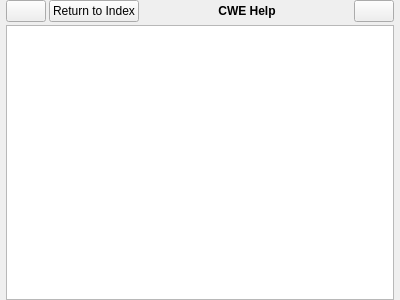
Old version of the form cwe_guiWidgets/cwe_help.ui in the repository NHERI-SimCenter/CWE-Simulation-Tool.
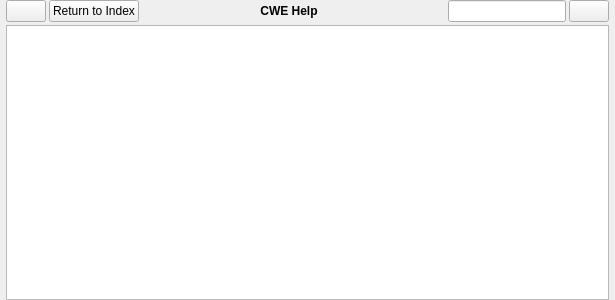
New version of the form. Icons and pictures are not drawn.

Commit message: adding search icon and search text input

Diff of the .ui file:
```diff
--- a/cwe_guiWidgets/cwe_help.ui
+++ b/cwe_guiWidgets/cwe_help.ui
@@ -41,7 +41,7 @@
    <rect>
     <x>0</x>
     <y>0</y>
-    <width>400</width>
+    <width>615</width>
     <height>300</height>
    </rect>
   </property>
@@ -154,6 +154,26 @@
        </property>
       </spacer>
      </item>
+     <item>
+      <widget class="QLabel" name="label">
+       <property name="text">
+        <string/>
+       </property>
+       <property name="pixmap">
+        <pixmap resource="../cwe_resources.qrc">:/buttons/images/CWE_Search.png</pixmap>
+       </property>
+      </widget>
+     </item>
+     <item>
+      <widget class="QLineEdit" name="searchText">
+       <property name="sizePolicy">
+        <sizepolicy hsizetype="Expanding" vsizetype="Fixed">
+         <horstretch>0</horstretch>
+         <verstretch>1</verstretch>
+        </sizepolicy>
+       </property>
+      </widget>
+     </item>
      <item>
       <widget class="QPushButton" name="btn_forward">
        <property name="sizePolicy">
```
The commit also changes 2 other files.
